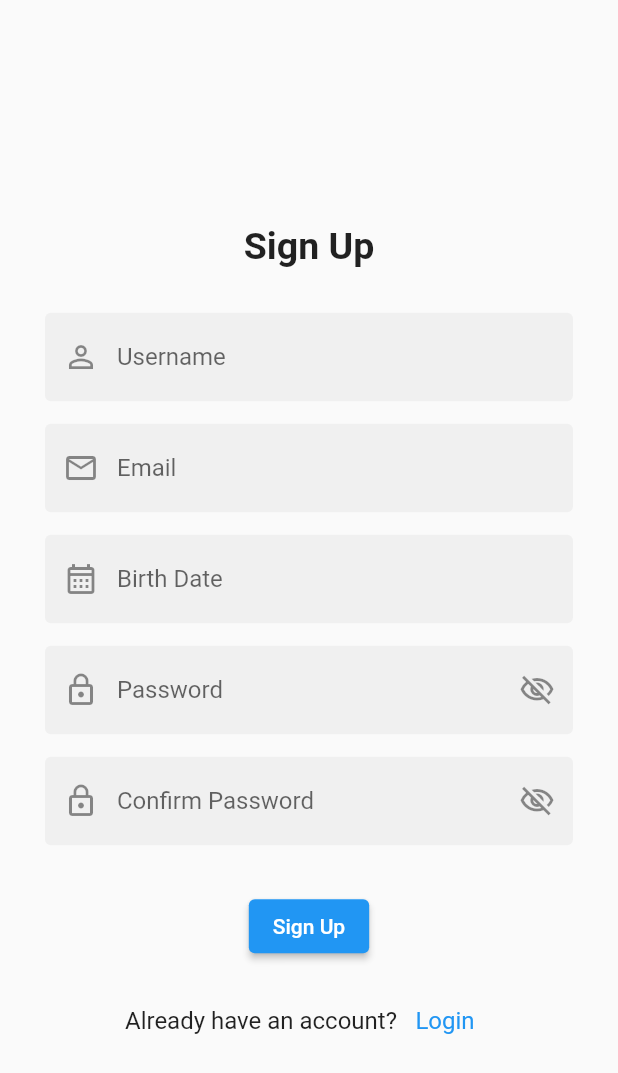
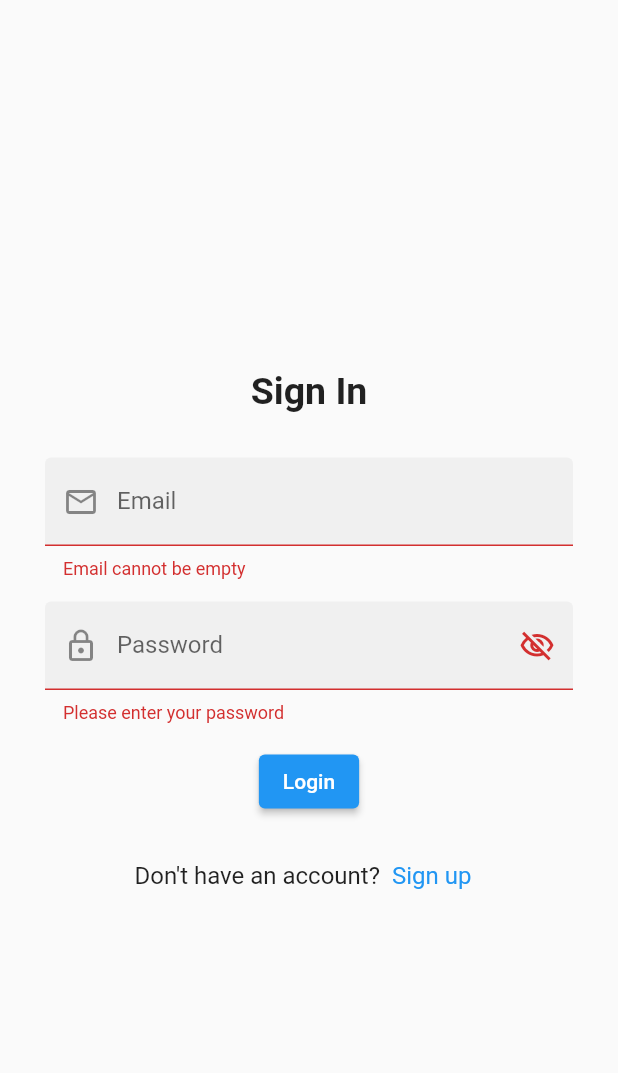
Before and after one commit to TUES-Diplomna-2024/Gym-App-Client, a Flutter app: the screen it shows after launch, after a tap on "Login", on a phone screen of 412 x 824 dp. Shown: the top 1073 px of the screen. Run offline on Flutter 3.47's test engine with Material 2 defaults, Android fonts, the light colour scheme and no system bars.

Commit message:
[CREATED] Sign in page, [EXPORTED] regex checks and constants in AppRegexes

```diff
--- a/gym_app_client/lib/main.dart
+++ b/gym_app_client/lib/main.dart
@@ -1,4 +1,5 @@
 import 'package:flutter/material.dart';
+import 'package:gym_app_client/pages/signin_page.dart';
 import 'package:gym_app_client/pages/signup_page.dart';
 
 void main() {
@@ -13,7 +14,7 @@ class MyApp extends StatelessWidget {
     return MaterialApp(
       debugShowCheckedModeBanner: false,
       theme: ThemeData(primarySwatch: Colors.blue),
-      home: const SignUpPage(),
+      home: const SignInPage(),
     );
   }
 }
--- /dev/null
+++ b/gym_app_client/lib/pages/signin_page.dart
@@ -0,0 +1,165 @@
+import 'package:flutter/material.dart';
+import 'package:gym_app_client/pages/signup_page.dart';
+import 'package:gym_app_client/utils/constants/app_regexes.dart';
+import 'package:gym_app_client/utils/constants/signup_constants.dart';
+
+class SignInPage extends StatefulWidget {
+  const SignInPage({super.key});
+
+  @override
+  State<SignInPage> createState() => _SignInPageState();
+}
+
+class _SignInPageState extends State<SignInPage> {
+  final _formKey = GlobalKey<FormState>();
+
+  final _emailController = TextEditingController();
+  final _passwordController = TextEditingController();
+
+  bool _passwordVisible = false;
+
+  @override
+  Widget build(BuildContext context) {
+    return Scaffold(
+      body: Center(
+        child: _buildSignInForm(),
+      ),
+    );
+  }
+
+  Widget _buildSignInForm() {
+    return Form(
+      key: _formKey,
+      child: Column(
+        mainAxisAlignment: MainAxisAlignment.center,
+        crossAxisAlignment: CrossAxisAlignment.center,
+        children: [
+          // Title
+          const Padding(
+            padding: EdgeInsets.all(30.0),
+            child: Text(
+              "Sign In",
+              style: TextStyle(fontSize: 25, fontWeight: FontWeight.bold),
+            ),
+          ),
+          // Email
+          Padding(
+            padding: const EdgeInsets.only(left: 30, right: 30, bottom: 15),
+            child: TextFormField(
+              controller: _emailController,
+              decoration: const InputDecoration(
+                label: Text("Email"),
+                filled: true,
+                prefixIcon: Icon(Icons.mail_outline),
+                hintText: "Enter your email",
+                enabledBorder: OutlineInputBorder(borderSide: BorderSide.none),
+                focusedBorder: OutlineInputBorder(
+                    borderSide: BorderSide(color: Colors.blue)),
+              ),
+              validator: (String? value) {
+                if (value == null || value.isEmpty) {
+                  return "Email cannot be empty";
+                } else if (!AppRegexes.isValidEmail(value)) {
+                  return "Invalid email format";
+                }
+
+                setState(() => _emailController.text = value);
+                return null;
+              },
+            ),
+          ),
+          // Password
+          Padding(
+            padding: const EdgeInsets.only(left: 30, right: 30, bottom: 15),
+            child: TextFormField(
+              controller: _passwordController,
+              decoration: InputDecoration(
+                label: const Text("Password"),
+                filled: true,
+                prefixIcon: const Icon(Icons.lock_outline),
+                hintText: "Enter your password",
+                enabledBorder:
+                    const OutlineInputBorder(borderSide: BorderSide.none),
+                focusedBorder: const OutlineInputBorder(
+                    borderSide: BorderSide(color: Colors.blue)),
+                suffixIcon: IconButton(
+                  onPressed: () {
+                    setState(() => _passwordVisible = !_passwordVisible);
+                  },
+                  icon: _passwordVisible
+                      ? const Icon(Icons.visibility_outlined)
+                      : const Icon(Icons.visibility_off_outlined),
+                ),
+              ),
+              obscureText: !_passwordVisible,
+              validator: (String? value) {
+                if (value == null || value.isEmpty) {
+                  return "Please enter your password";
+                } else if (value.length < SignUpConstants.minPasswordLength ||
+                    value.length > SignUpConstants.maxPasswordLength) {
+                  return "Password must be between ${SignUpConstants.minPasswordLength} and ${SignUpConstants.maxPasswordLength} characters";
+                } else if (!AppRegexes.isValidPassword(value)) {
+                  return "Password must include at least one lowercase letter, \none uppercase letter, one digit, and one special character.";
+                }
+
+                setState(() => _passwordController.text = value);
+                return null;
+              },
+            ),
+          ),
+          // Login button
+          Padding(
+            padding: const EdgeInsets.only(left: 30, right: 30, bottom: 15),
+            child: ElevatedButton(
+              onPressed: () {
+                if (_formKey.currentState!.validate()) {
+                  debugPrint("Successful submit!");
+
+                  var registerData = {
+                    "email": _emailController.text,
+                    "password": _passwordController.text,
+                  };
+
+                  debugPrint(registerData.toString());
+                } else {
+                  debugPrint("Failed submittion!");
+                }
+              },
+              child: const Text('Login'),
+            ),
+          ),
+          // Sign up page reference
+          Row(
+            mainAxisAlignment: MainAxisAlignment.center,
+            children: [
+              const Text(
+                "Don't have an account?",
+                style: TextStyle(fontSize: 16, fontWeight: FontWeight.normal),
+              ),
+              TextButton(
+                onPressed: () {
+                  _formKey.currentState?.reset();
+                  Navigator.of(context).push(MaterialPageRoute(
+                    builder: (BuildContext context) => const SignUpPage(),
+                  ));
+                  debugPrint("-> Sign up page");
+                },
+                child: const Text(
+                  "Sign up",
+                  style: TextStyle(fontSize: 16, fontWeight: FontWeight.normal),
+                ),
+              ),
+            ],
+          ),
+        ],
+      ),
+    );
+  }
+
+  @override
+  void dispose() {
+    _emailController.dispose();
+    _passwordController.dispose();
+    super.dispose();
+  }
+}
--- a/gym_app_client/lib/pages/signup_page.dart
+++ b/gym_app_client/lib/pages/signup_page.dart
@@ -1,5 +1,6 @@
 import 'package:flutter/material.dart';
 import 'package:gym_app_client/utils/constants/signup_constants.dart';
+import 'package:gym_app_client/utils/constants/app_regexes.dart';
 
 class SignUpPage extends StatefulWidget {
   const SignUpPage({super.key});
@@ -37,6 +38,7 @@ class _SignUpPageState extends State<SignUpPage> {
         mainAxisAlignment: MainAxisAlignment.center,
         crossAxisAlignment: CrossAxisAlignment.center,
         children: [
+          // Title
           const Padding(
             padding: EdgeInsets.all(30.0),
             child: Text(
@@ -44,6 +46,7 @@ class _SignUpPageState extends State<SignUpPage> {
               style: TextStyle(fontSize: 25, fontWeight: FontWeight.bold),
             ),
           ),
+          // Username
           Padding(
             padding: const EdgeInsets.only(left: 30, right: 30, bottom: 15),
             child: TextFormField(
@@ -70,6 +73,7 @@ class _SignUpPageState extends State<SignUpPage> {
               },
             ),
           ),
+          // Email
           Padding(
             padding: const EdgeInsets.only(left: 30, right: 30, bottom: 15),
             child: TextFormField(
@@ -86,7 +90,7 @@ class _SignUpPageState extends State<SignUpPage> {
               validator: (String? value) {
                 if (value == null || value.isEmpty) {
                   return "Email cannot be empty";
-                } else if (!_isValidEmail(value)) {
+                } else if (!AppRegexes.isValidEmail(value)) {
                   return "Invalid email format";
                 }
 
@@ -95,6 +99,7 @@ class _SignUpPageState extends State<SignUpPage> {
               },
             ),
           ),
+          // Birth Date
           Padding(
             padding: const EdgeInsets.only(left: 30, right: 30, bottom: 15),
             child: TextFormField(
@@ -118,6 +123,7 @@ class _SignUpPageState extends State<SignUpPage> {
               onTap: () => _selectDate(),
             ),
           ),
+          // Password
           Padding(
             padding: const EdgeInsets.only(left: 30, right: 30, bottom: 15),
             child: TextFormField(
@@ -147,7 +153,7 @@ class _SignUpPageState extends State<SignUpPage> {
                 } else if (value.length < SignUpConstants.minPasswordLength ||
                     value.length > SignUpConstants.maxPasswordLength) {
                   return "Password must be between ${SignUpConstants.minPasswordLength} and ${SignUpConstants.maxPasswordLength} characters";
-                } else if (!_isValidPassword(value)) {
+                } else if (!AppRegexes.isValidPassword(value)) {
                   return "Password must include at least one lowercase letter, \none uppercase letter, one digit, and one special character.";
                 }
 
@@ -156,6 +162,7 @@ class _SignUpPageState extends State<SignUpPage> {
               },
             ),
           ),
+          // Confirm Password
           Padding(
             padding: const EdgeInsets.only(left: 30, right: 30, bottom: 30),
             child: TextFormField(
@@ -189,6 +196,7 @@ class _SignUpPageState extends State<SignUpPage> {
               },
             ),
           ),
+          // Create account button
           Padding(
             padding: const EdgeInsets.only(left: 30, right: 30, bottom: 15),
             child: ElevatedButton(
@@ -208,9 +216,10 @@ class _SignUpPageState extends State<SignUpPage> {
                   debugPrint("Failed submittion!");
                 }
               },
-              child: const Text('Sign Up'),
+              child: const Text('Create account'),
             ),
           ),
+          // Sign in page reference
           Row(
             mainAxisAlignment: MainAxisAlignment.center,
             children: [
@@ -220,11 +229,11 @@ class _SignUpPageState extends State<SignUpPage> {
               ),
               TextButton(
                 onPressed: () {
-                  // Navigator.pop(context);
-                  debugPrint("Login page");
+                  Navigator.pop(context);
+                  debugPrint("-> Sign in page");
                 },
                 child: const Text(
-                  'Login',
+                  "Sign in",
                   style: TextStyle(fontSize: 16, fontWeight: FontWeight.normal),
                 ),
               ),
@@ -260,10 +269,4 @@ class _SignUpPageState extends State<SignUpPage> {
       );
     }
   }
-
-  bool _isValidEmail(String email) =>
-      RegExp(SignUpConstants.emailRegEx).hasMatch(email);
-
-  bool _isValidPassword(String password) =>
-      RegExp(SignUpConstants.passwordRegEx).hasMatch(password);
 }
--- /dev/null
+++ b/gym_app_client/lib/utils/constants/app_regexes.dart
@@ -0,0 +1,12 @@
+class AppRegexes {
+  static const String emailRegex =
+      r"^[a-zA-Z0-9._%+-]+@[a-zA-Z0-9.-]+\.[a-zA-Z]{2,}$";
+
+  static const String passwordRegex =
+      r"^(?=.*[a-z])(?=.*[A-Z])(?=.*\d)(?=.*[!@#$%^&*()_+])[A-Za-z\d!@#$%^&*()_+]{8,16}$";
+
+  static bool isValidEmail(String email) => RegExp(emailRegex).hasMatch(email);
+
+  static bool isValidPassword(String password) =>
+      RegExp(passwordRegex).hasMatch(password);
+}
--- a/gym_app_client/lib/utils/constants/signup_constants.dart
+++ b/gym_app_client/lib/utils/constants/signup_constants.dart
@@ -6,10 +6,4 @@ class SignUpConstants {
   static const int maxPasswordLength = 16;
 
   static const int allowableYearsRange = 122;
-
-  static const String emailRegEx =
-      r"^[a-zA-Z0-9._%+-]+@[a-zA-Z0-9.-]+\.[a-zA-Z]{2,}$";
-
-  static const String passwordRegEx =
-      r"^(?=.*[a-z])(?=.*[A-Z])(?=.*\d)(?=.*[!@#$%^&*()_+])[A-Za-z\d!@#$%^&*()_+]{8,16}$";
 }
```
